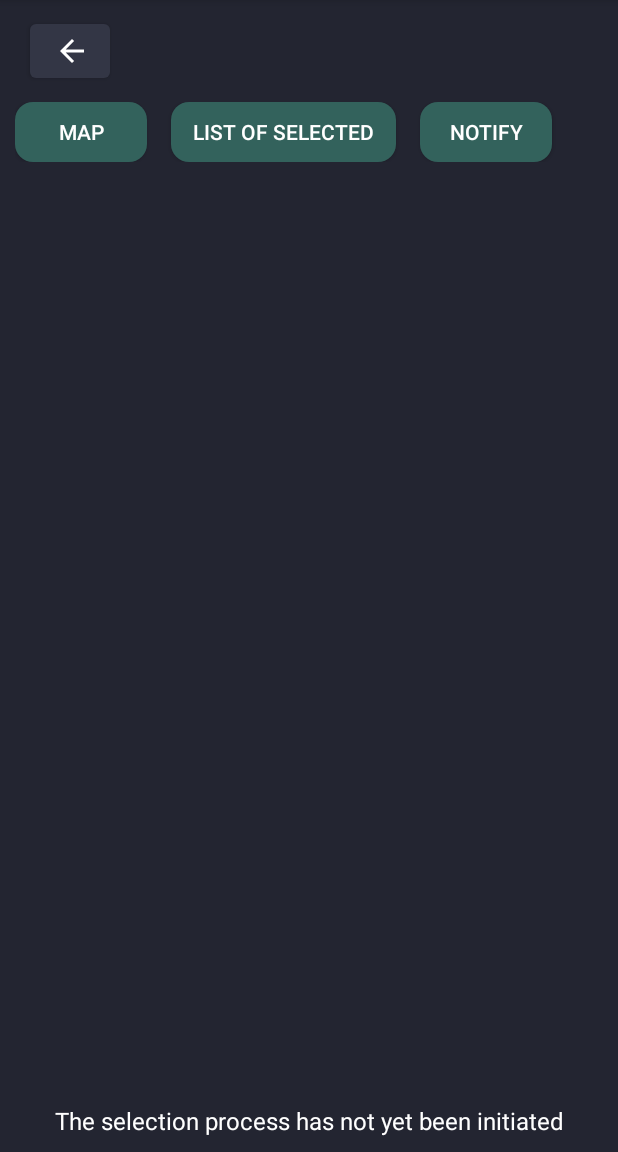
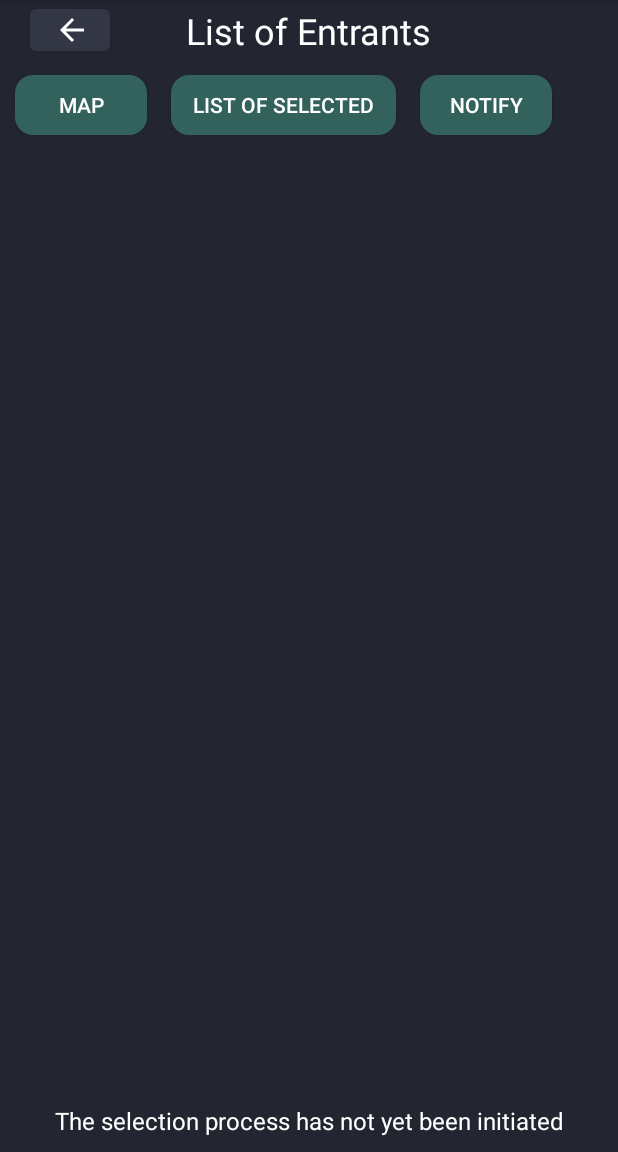
Before and after one commit to sevrynUA/Event-Lottery-App, an Android app: the ManageEntrantsFragment screen opened directly, with no data from a screen before it, on a phone screen of 412 x 824 dp, the part 84-1236 px from its top. Run offline under Robolectric (Android 15) with nearby library versions, the phone set to English and light mode, and no system bars; our stand-ins replace Firebase (no records; nobody signed in at launch, a user with empty details on screens opened directly).

Commit message:
javadocs and small ui change

```diff
--- a/CelerySticks/app/src/main/res/layout/fragment_event_entrants.xml
+++ b/CelerySticks/app/src/main/res/layout/fragment_event_entrants.xml
@@ -16,6 +16,11 @@
         android:gravity="top"
         android:orientation="vertical">
 
+        <androidx.constraintlayout.widget.ConstraintLayout
+            android:layout_width="match_parent"
+            android:layout_height="40dp"
+            android:layout_marginBottom="10dp">
+
             <Button
                 android:id="@+id/manage_entrants_back_button"
                 android:layout_width="53dp"
@@ -23,10 +28,22 @@
                 android:layout_alignParentStart="true"
                 android:layout_alignParentTop="true"
                 android:layout_margin="10dp"
-            android:layout_marginStart="10dp"
-            android:layout_marginTop="10dp"
-            app:icon="?attr/homeAsUpIndicator" />
+                app:icon="?attr/homeAsUpIndicator"
+                app:layout_constraintBottom_toBottomOf="parent"
+                app:layout_constraintStart_toStartOf="parent"
+                app:layout_constraintTop_toTopOf="parent" />
 
+            <TextView
+                android:id="@+id/list_entrants_text"
+                android:layout_width="wrap_content"
+                android:layout_height="wrap_content"
+                android:text="List of Entrants"
+                android:textSize="24sp"
+                app:layout_constraintBottom_toBottomOf="parent"
+                app:layout_constraintEnd_toEndOf="parent"
+                app:layout_constraintStart_toStartOf="parent"
+                app:layout_constraintTop_toTopOf="parent" />
+        </androidx.constraintlayout.widget.ConstraintLayout>
 
         <androidx.constraintlayout.widget.ConstraintLayout
             android:layout_width="match_parent"
```
Also changed, not shown: CelerySticks/app/src/main/java/com/example/celery_sticks/ui/myevents/SelectedEntrantsFragment.java (+13 -2 lines), CelerySticks/app/src/main/res/layout/fragment_selected_entrants.xml (+16 -0 lines). Lines whose indentation alone changed are shown as unchanged.
